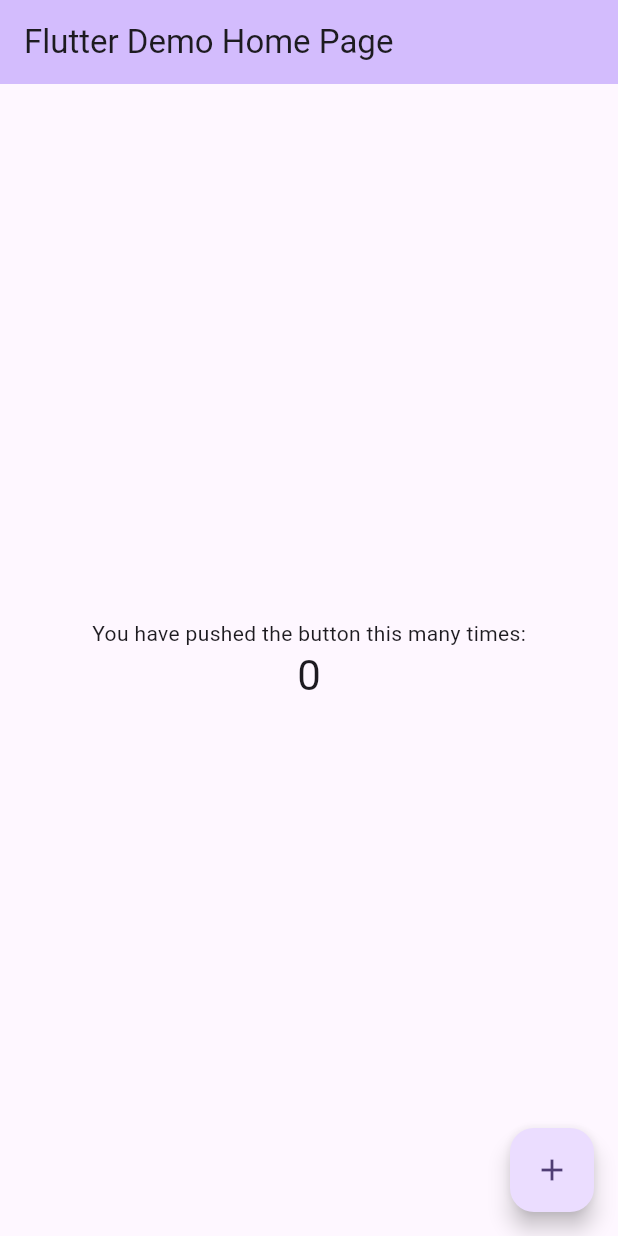
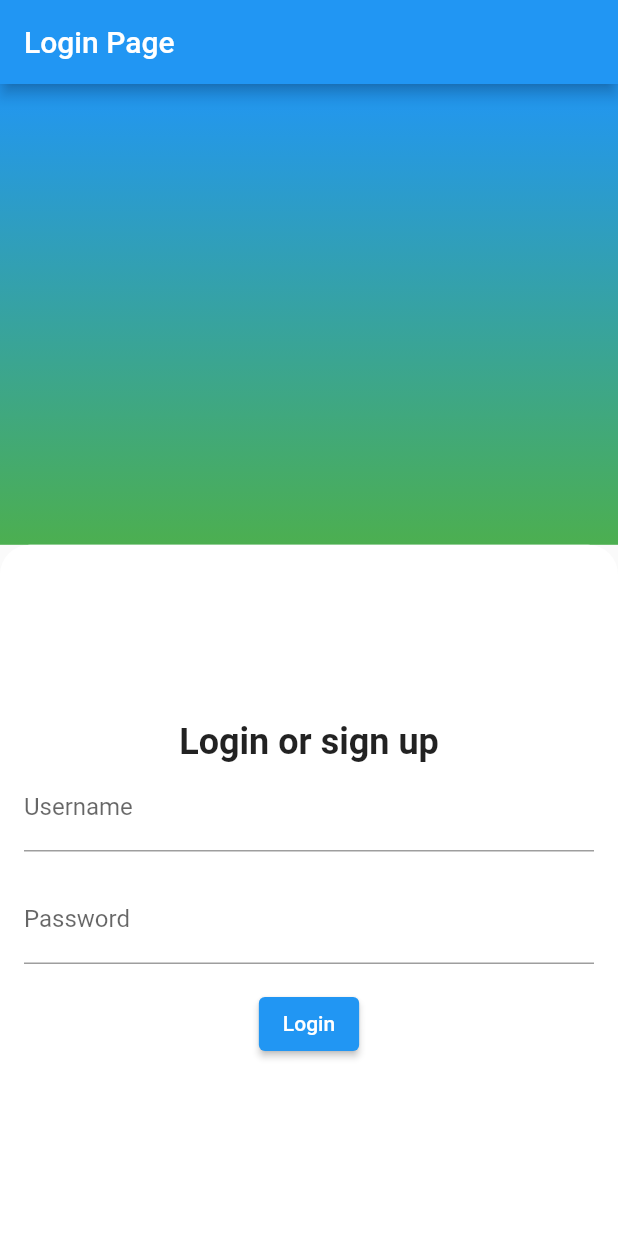
Before and after one commit to emirhaneryilmaz/stock-tracker, a Flutter app: the screen it shows after launch, on a phone screen of 412 x 824 dp. Run offline on Flutter 3.47's test engine with Material 2 defaults, Android fonts, the phone set to English and light mode, and no system bars.

Commit message:
login page added

```diff
--- a/flutter/flutter_app/lib/main.dart
+++ b/flutter/flutter_app/lib/main.dart
@@ -1,125 +1,130 @@
 import 'package:flutter/material.dart';
 
 void main() {
-  runApp(const MyApp());
+  runApp(MyApp());
 }
 
 class MyApp extends StatelessWidget {
-  const MyApp({super.key});
-
-  // This widget is the root of your application.
   @override
   Widget build(BuildContext context) {
     return MaterialApp(
-      title: 'Flutter Demo',
-      theme: ThemeData(
-        // This is the theme of your application.
-        //
-        // TRY THIS: Try running your application with "flutter run". You'll see
-        // the application has a blue toolbar. Then, without quitting the app,
-        // try changing the seedColor in the colorScheme below to Colors.green
-        // and then invoke "hot reload" (save your changes or press the "hot
-        // reload" button in a Flutter-supported IDE, or press "r" if you used
-        // the command line to start the app).
-        //
-        // Notice that the counter didn't reset back to zero; the application
-        // state is not lost during the reload. To reset the state, use hot
-        // restart instead.
-        //
-        // This works for code too, not just values: Most code changes can be
-        // tested with just a hot reload.
-        colorScheme: ColorScheme.fromSeed(seedColor: Colors.deepPurple),
-        useMaterial3: true,
-      ),
-      home: const MyHomePage(title: 'Flutter Demo Home Page'),
+      home: LoginPage(),
     );
   }
 }
 
-class MyHomePage extends StatefulWidget {
-  const MyHomePage({super.key, required this.title});
-
-  // This widget is the home page of your application. It is stateful, meaning
-  // that it has a State object (defined below) that contains fields that affect
-  // how it looks.
-
-  // This class is the configuration for the state. It holds the values (in this
-  // case the title) provided by the parent (in this case the App widget) and
-  // used by the build method of the State. Fields in a Widget subclass are
-  // always marked "final".
-
-  final String title;
-
+class LoginPage extends StatefulWidget {
   @override
-  State<MyHomePage> createState() => _MyHomePageState();
+  _LoginPageState createState() => _LoginPageState();
 }
 
-class _MyHomePageState extends State<MyHomePage> {
-  int _counter = 0;
-
-  void _incrementCounter() {
-    setState(() {
-      // This call to setState tells the Flutter framework that something has
-      // changed in this State, which causes it to rerun the build method below
-      // so that the display can reflect the updated values. If we changed
-      // _counter without calling setState(), then the build method would not be
-      // called again, and so nothing would appear to happen.
-      _counter++;
-    });
-  }
+class _LoginPageState extends State<LoginPage> {
+  TextEditingController _usernameController = TextEditingController();
+  TextEditingController _passwordController = TextEditingController();
 
   @override
   Widget build(BuildContext context) {
-    // This method is rerun every time setState is called, for instance as done
-    // by the _incrementCounter method above.
-    //
-    // The Flutter framework has been optimized to make rerunning build methods
-    // fast, so that you can just rebuild anything that needs updating rather
-    // than having to individually change instances of widgets.
     return Scaffold(
       appBar: AppBar(
-        // TRY THIS: Try changing the color here to a specific color (to
-        // Colors.amber, perhaps?) and trigger a hot reload to see the AppBar
-        // change color while the other colors stay the same.
-        backgroundColor: Theme.of(context).colorScheme.inversePrimary,
-        // Here we take the value from the MyHomePage object that was created by
-        // the App.build method, and use it to set our appbar title.
-        title: Text(widget.title),
+        title: Text('Login Page'),
       ),
-      body: Center(
-        // Center is a layout widget. It takes a single child and positions it
-        // in the middle of the parent.
-        child: Column(
-          // Column is also a layout widget. It takes a list of children and
-          // arranges them vertically. By default, it sizes itself to fit its
-          // children horizontally, and tries to be as tall as its parent.
-          //
-          // Column has various properties to control how it sizes itself and
-          // how it positions its children. Here we use mainAxisAlignment to
-          // center the children vertically; the main axis here is the vertical
-          // axis because Columns are vertical (the cross axis would be
-          // horizontal).
-          //
-          // TRY THIS: Invoke "debug painting" (choose the "Toggle Debug Paint"
-          // action in the IDE, or press "p" in the console), to see the
-          // wireframe for each widget.
-          mainAxisAlignment: MainAxisAlignment.center,
-          children: <Widget>[
-            const Text(
-              'You have pushed the button this many times:',
+      body: Column(
+        children: [
+          Expanded(
+            flex: 4, // Üst kısmın %40'ını kaplamak için
+            child: Container(
+              decoration: BoxDecoration(
+                gradient: LinearGradient(
+                  colors: [Colors.blue, Colors.green],
+                  begin: Alignment.topCenter,
+                  end: Alignment.bottomCenter,
+                ),
+              ),
             ),
-            Text(
-              '$_counter',
-              style: Theme.of(context).textTheme.headlineMedium,
+          ),
+          Expanded(
+            flex: 6, // Alt kısmın %60'ını kaplamak için
+            child: Container(
+              padding: EdgeInsets.all(16.0),
+              decoration: BoxDecoration(
+                color: Colors.white, // Cyan yerine beyaz kullanıldı
+                borderRadius: BorderRadius.only(
+                  topLeft: Radius.circular(20.0),
+                  topRight: Radius.circular(20.0),
+                ),
+              ),
+              child: Column(
+                mainAxisAlignment: MainAxisAlignment.center,
+                children: [
+                  Text(
+                    'Login or sign up',
+                    style: TextStyle(
+                      fontSize: 24.0,
+                      fontWeight: FontWeight.bold,
+                      color: Colors.black87,
+                    ),
+                  ),
+                  TextField(
+                    controller: _usernameController,
+                    decoration: InputDecoration(
+                      labelText: 'Username',
+                    ),
+                  ),
+                  SizedBox(height: 16.0),
+                  TextField(
+                    controller: _passwordController,
+                    obscureText: true,
+                    decoration: InputDecoration(
+                      labelText: 'Password',
+                    ),
+                  ),
+                  SizedBox(height: 16.0),
+                  ElevatedButton(
+                    onPressed: () {
+                      // Kullanıcı adı ve şifreyi kontrol etme
+                      String username = _usernameController.text;
+                      String password = _passwordController.text;
+
+                      // Basit bir kontrol örneği
+                      if (username == 'admin' && password == 'password') {
+                        // Kullanıcı giriş yaptıysa, başka bir ekrana yönlendirme yapabilirsiniz.
+                        // Navigator.push(context, MaterialPageRoute(builder: (context) => HomeScreen()));
+                        print('Login successful!');
+                      } else {
+                        // Invalid kullanıcı adı veya şifre durumunda alert göster
+                        _showInvalidCredentialsAlert();
+                      }
+                    },
+                    child: Text('Login'),
+                  ),
+                ],
+              ),
+            ),
+          ),
+        ],
+      ),
+    );
+  }
+
+  // Invalid kullanıcı adı veya şifre durumunda gösterilecek alert
+  void _showInvalidCredentialsAlert() {
+    showDialog(
+      context: context,
+      builder: (BuildContext context) {
+        return AlertDialog(
+          title: Text('Invalid Credentials'),
+          content: Text(
+              'The username or password you entered is incorrect. Please try again.'),
+          actions: [
+            TextButton(
+              onPressed: () {
+                Navigator.pop(context);
+              },
+              child: Text('OK'),
             ),
           ],
-        ),
-      ),
-      floatingActionButton: FloatingActionButton(
-        onPressed: _incrementCounter,
-        tooltip: 'Increment',
-        child: const Icon(Icons.add),
-      ), // This trailing comma makes auto-formatting nicer for build methods.
+        );
+      },
     );
   }
 }
```
